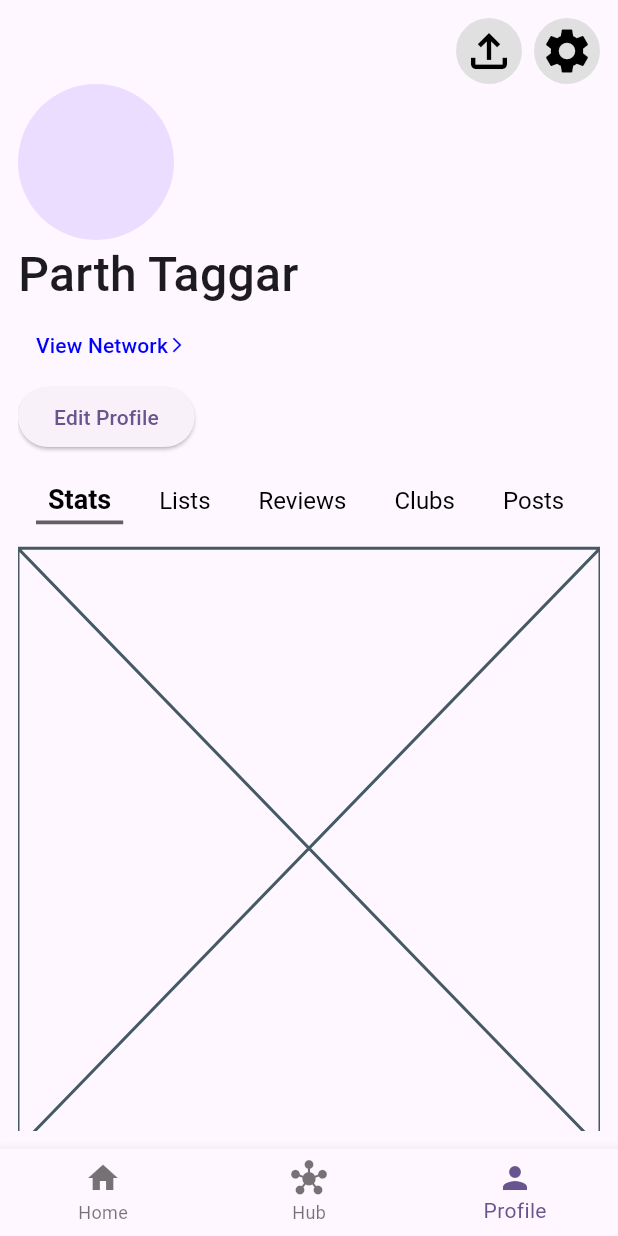
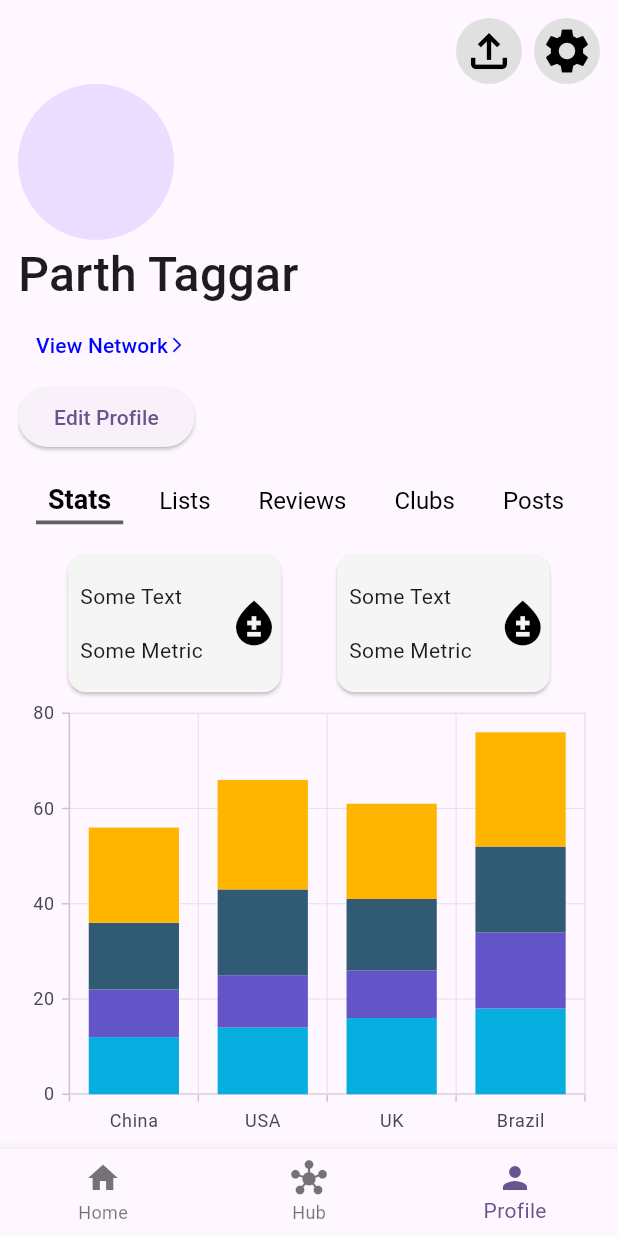
Before and after one commit to Parth-11/Athelia-App, a Flutter app: the screen it shows after launch, item 3 of the bottom bar chosen, on a phone screen of 412 x 824 dp. Run offline on Flutter 3.47's test engine with Material 3 defaults, Android fonts, the phone set to English and light mode, and no system bars; our stand-ins replace syncfusion_flutter_charts.

Commit message:
Added custom card and graph for stats in profile

```diff
--- a/lib/screens/profile/stats.dart
+++ b/lib/screens/profile/stats.dart
@@ -1,10 +1,75 @@
+import 'package:athelia/widgets/profile/custom_card.dart';
 import 'package:flutter/material.dart';
+import 'package:syncfusion_flutter_charts/charts.dart';
+
+class ChartData {
+  ChartData(this.x, this.y1, this.y2, this.y3, this.y4);
+  final String x;
+  final double y1;
+  final double y2;
+  final double y3;
+  final double y4;
+}
 
 class StatsSubSection extends StatelessWidget {
-  const StatsSubSection({super.key});
+  StatsSubSection({super.key});
+
+  // final List userHobbyData = [];
+  final List<ChartData> chartData = [
+    ChartData('China', 12, 10, 14, 20),
+    ChartData('USA', 14, 11, 18, 23),
+    ChartData('UK', 16, 10, 15, 20),
+    ChartData('Brazil', 18, 16, 18, 24),
+  ];
 
   @override
   Widget build(BuildContext context) {
-    return const Placeholder();
+    return Column(
+      crossAxisAlignment: CrossAxisAlignment.center,
+      children: [
+        Row(
+          mainAxisAlignment: MainAxisAlignment.spaceEvenly,
+          children: [
+            CustomCard(
+              boxColor: Colors.grey.shade100,
+              heading: 'Some Text',
+              icon: Icons.bloodtype,
+              metric: 'Some Metric',
+            ),
+            CustomCard(
+              boxColor: Colors.grey.shade100,
+              heading: 'Some Text',
+              icon: Icons.bloodtype,
+              metric: 'Some Metric',
+            ),
+          ],
+        ),
+        SfCartesianChart(
+          primaryXAxis: CategoryAxis(),
+          series: [
+            StackedColumnSeries<ChartData, String>(
+              dataSource: chartData,
+              xValueMapper: (data, _) => data.x,
+              yValueMapper: (data, _) => data.y1,
+            ),
+            StackedColumnSeries<ChartData, String>(
+              dataSource: chartData,
+              xValueMapper: (data, _) => data.x,
+              yValueMapper: (data, _) => data.y2,
+            ),
+            StackedColumnSeries<ChartData, String>(
+              dataSource: chartData,
+              xValueMapper: (data, _) => data.x,
+              yValueMapper: (data, _) => data.y3,
+            ),
+            StackedColumnSeries<ChartData, String>(
+              dataSource: chartData,
+              xValueMapper: (data, _) => data.x,
+              yValueMapper: (data, _) => data.y4,
+            ),
+          ],
+        ),
+      ],
+    );
   }
 }
--- /dev/null
+++ b/lib/widgets/profile/custom_card.dart
@@ -0,0 +1,41 @@
+import 'package:flutter/material.dart';
+
+class CustomCard extends StatelessWidget {
+  const CustomCard({
+    super.key,
+    required this.heading,
+    required this.icon,
+    required this.metric,
+    this.boxColor = Colors.grey,
+  });
+
+  final String heading;
+  final String metric;
+  final IconData icon;
+  final Color? boxColor;
+
+  @override
+  Widget build(BuildContext context) {
+    return ConstrainedBox(
+      constraints: BoxConstraints(maxHeight: 100),
+      child: Card(
+        color: boxColor,
+        child: Row(
+          mainAxisSize: MainAxisSize.min,
+          children: [
+            Padding(
+              padding: const EdgeInsets.all(8.0),
+              child: Column(
+                crossAxisAlignment: CrossAxisAlignment.start,
+                mainAxisAlignment: MainAxisAlignment.center,
+                children: [Text(heading), SizedBox(height: 16), Text(metric)],
+              ),
+            ),
+            SizedBox(width: 8),
+            Icon(icon),
+          ],
+        ),
+      ),
+    );
+  }
+}
--- a/pubspec.yaml
+++ b/pubspec.yaml
@@ -33,6 +33,7 @@ dependencies:
   # The following adds the Cupertino Icons font to your application.
   # Use with the CupertinoIcons class for iOS style icons.
   cupertino_icons: ^1.0.8
+  syncfusion_flutter_charts: ^29.1.41
 
 dev_dependencies:
   flutter_test:
```
Also changed, not shown: pubspec.lock.
